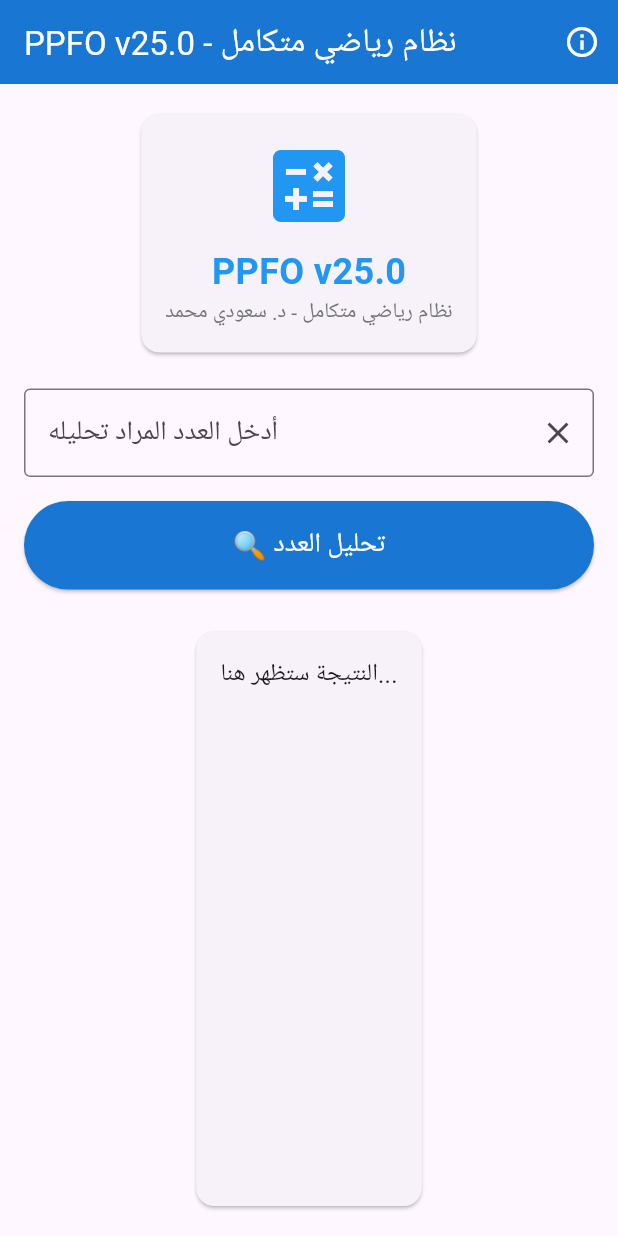
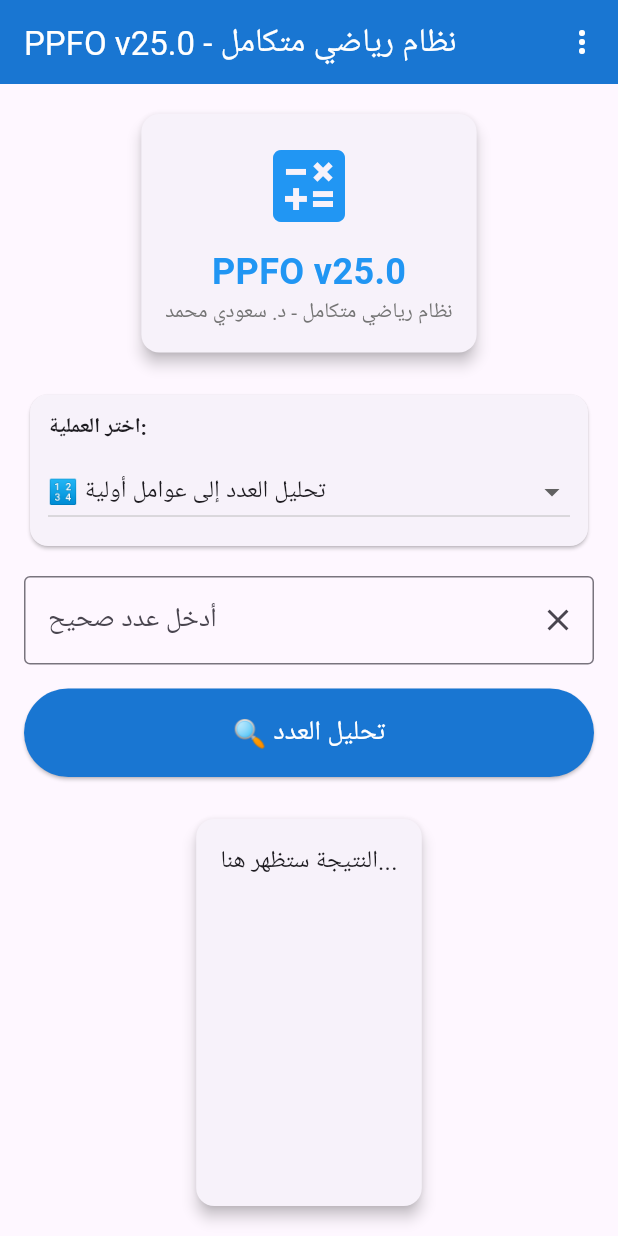
Before and after one commit to setifmohamedsaoudi/Ppfo, a Flutter app: the screen it shows after launch, on a phone screen of 412 x 824 dp. Run offline on Flutter 3.47's test engine with Material 3 defaults, Android fonts, the phone set to English and light mode, and no system bars; Roboto replaces fonts that are missing (Tajawal).

Commit message:
Update home_screen.dart

```diff
--- a/lib/screens/home_screen.dart
+++ b/lib/screens/home_screen.dart
@@ -1,5 +1,5 @@
 import 'package:flutter/material.dart';
-import 'package:ppfo_math_app/services/math_engine.dart';
+import '../services/math_engine.dart';
 
 class HomeScreen extends StatefulWidget {
   const HomeScreen({super.key});
@@ -13,34 +13,86 @@ class _HomeScreenState extends State<HomeScreen> {
   final TextEditingController _numberController = TextEditingController();
   String _result = 'النتيجة ستظهر هنا...';
   bool _isCalculating = false;
+  String _selectedOperation = 'factorize';
 
-  void _analyzeNumber() {
+  void _performCalculation() {
     if (_numberController.text.isEmpty) return;
 
     setState(() {
       _isCalculating = true;
-      _result = 'جاري التحليل...';
+      _result = 'جاري الحساب...';
     });
 
-    // محاكاة عملية حسابية (ستستبدل بالمحرك الحقيقي)
-    Future.delayed(const Duration(milliseconds: 500), () {
-      final number = int.tryParse(_numberController.text) ?? 0;
-      final factors = mathEngine.factorize(number);
-      final isPrime = mathEngine.isPrime(number);
+    Future.delayed(const Duration(milliseconds: 100), () {
+      try {
+        final input = _numberController.text;
+        String result = '';
 
-      setState(() {
-        _isCalculating = false;
-        _result = '''
+        switch (_selectedOperation) {
+          case 'factorize':
+            final number = int.tryParse(input) ?? 0;
+            final factors = mathEngine.factorize(number);
+            final isPrime = mathEngine.isPrime(number);
+            result = '''
 🔢 العدد: $number
 ${isPrime ? '✅ أولي' : '🔸 مركب'}
 
 📊 العوامل الأولية: $factors
 
 🧮 التحليل: ${mathEngine.getFactorizationString(factors)}
+''';
+            break;
 
-تم الحساب بواسطة PPFO v25.0
-        ''';
-      });
+          case 'taylor_exp':
+            final x = double.tryParse(input) ?? 0;
+            final value = mathEngine.taylorExp(x);
+            result = '''
+📈 متسلسلة تايلور لـ e^$x
+القيمة التقريبية: ${value.toStringAsFixed(6)}
+القيمة الحقيقية: ${mathEngine.taylorExp(x, terms: 20).toStringAsFixed(6)}
+''';
+            break;
+
+          case 'taylor_sin':
+            final x = double.tryParse(input) ?? 0;
+            final value = mathEngine.taylorSin(x);
+            result = '''
+📈 متسلسلة تايلور لـ sin($x)
+القيمة التقريبية: ${value.toStringAsFixed(6)}
+''';
+            break;
+
+          case 'fibonacci':
+            final n = int.tryParse(input) ?? 0;
+            final value = mathEngine.fibonacci(n);
+            result = '''
+🧮 متتالية فيبوناتشي
+F($n) = $value
+''';
+            break;
+
+          case 'zeta':
+            final s = double.tryParse(input) ?? 2;
+            final value = mathEngine.zeta(s);
+            result = '''
+🎯 دالة زيتا لريمان
+ζ($s) ≈ ${value.toStringAsFixed(6)}
+''';
+            break;
+        }
+
+        result += '\nتم الحساب بواسطة PPFO v25.0 - د. سعودي محمد';
+
+        setState(() {
+          _isCalculating = false;
+          _result = result;
+        });
+      } catch (e) {
+        setState(() {
+          _isCalculating = false;
+          _result = '❌ خطأ في الحساب: $e';
+        });
+      }
     });
   }
 
@@ -52,9 +104,16 @@ ${isPrime ? '✅ أولي' : '🔸 مركب'}
         backgroundColor: Colors.blue[700],
         foregroundColor: Colors.white,
         actions: [
-          IconButton(
-            icon: const Icon(Icons.info_outline),
-            onPressed: () => Navigator.pushNamed(context, '/about'),
+          PopupMenuButton<String>(
+            onSelected: (value) {
+              // التنقل بين الشاشات
+            },
+            itemBuilder: (BuildContext context) => [
+              const PopupMenuItem<String>(
+                value: 'about',
+                child: Text('عن التطبيق'),
+              ),
+            ],
           ),
         ],
       ),
@@ -64,6 +123,7 @@ ${isPrime ? '✅ أولي' : '🔸 مركب'}
           children: [
             // شعار التطبيق
             Card(
+              elevation: 4,
               child: Padding(
                 padding: const EdgeInsets.all(16.0),
                 child: Column(
@@ -93,12 +153,62 @@ ${isPrime ? '✅ أولي' : '🔸 مركب'}
 
             const SizedBox(height: 20),
 
+            // اختيار العملية
+            Card(
+              child: Padding(
+                padding: const EdgeInsets.all(12.0),
+                child: Column(
+                  crossAxisAlignment: CrossAxisAlignment.start,
+                  children: [
+                    const Text(
+                      'اختر العملية:',
+                      style: TextStyle(fontWeight: FontWeight.bold),
+                    ),
+                    const SizedBox(height: 8),
+                    DropdownButton<String>(
+                      value: _selectedOperation,
+                      isExpanded: true,
+                      items: const [
+                        DropdownMenuItem(
+                          value: 'factorize',
+                          child: Text('🔢 تحليل العدد إلى عوامل أولية'),
+                        ),
+                        DropdownMenuItem(
+                          value: 'taylor_exp',
+                          child: Text('📈 متسلسلة تايلور لـ e^x'),
+                        ),
+                        DropdownMenuItem(
+                          value: 'taylor_sin',
+                          child: Text('📈 متسلسلة تايلور لـ sin(x)'),
+                        ),
+                        DropdownMenuItem(
+                          value: 'fibonacci',
+                          child: Text('🧮 متتالية فيبوناتشي'),
+                        ),
+                        DropdownMenuItem(
+                          value: 'zeta',
+                          child: Text('🎯 دالة زيتا لريمان'),
+                        ),
+                      ],
+                      onChanged: (value) {
+                        setState(() {
+                          _selectedOperation = value!;
+                        });
+                      },
+                    ),
+                  ],
+                ),
+              ),
+            ),
+
+            const SizedBox(height: 16),
+
             // حقل الإدخال
             TextField(
               controller: _numberController,
               keyboardType: TextInputType.number,
               decoration: InputDecoration(
-                labelText: 'أدخل العدد المراد تحليله',
+                labelText: _getInputLabel(),
                 border: const OutlineInputBorder(),
                 suffixIcon: IconButton(
                   icon: const Icon(Icons.clear),
@@ -109,11 +219,11 @@ ${isPrime ? '✅ أولي' : '🔸 مركب'}
 
             const SizedBox(height: 16),
 
-            // زر التحليل
+            // زر الحساب
             SizedBox(
               width: double.infinity,
               child: ElevatedButton(
-                onPressed: _isCalculating ? null : _analyzeNumber,
+                onPressed: _isCalculating ? null : _performCalculation,
                 style: ElevatedButton.styleFrom(
                   backgroundColor: Colors.blue[700],
                   foregroundColor: Colors.white,
@@ -128,9 +238,9 @@ ${isPrime ? '✅ أولي' : '🔸 مركب'}
                           valueColor: AlwaysStoppedAnimation<Color>(Colors.white),
                         ),
                       )
-                    : const Text(
-                        '🔍 تحليل العدد',
-                        style: TextStyle(fontSize: 18),
+                    : Text(
+                        _getButtonText(),
+                        style: const TextStyle(fontSize: 18),
                       ),
               ),
             ),
@@ -140,6 +250,7 @@ ${isPrime ? '✅ أولي' : '🔸 مركب'}
             // عرض النتائج
             Expanded(
               child: Card(
+                elevation: 4,
                 child: Padding(
                   padding: const EdgeInsets.all(16.0),
                   child: SingleChildScrollView(
@@ -159,4 +270,36 @@ ${isPrime ? '✅ أولي' : '🔸 مركب'}
       ),
     );
   }
+
+  String _getInputLabel() {
+    switch (_selectedOperation) {
+      case 'factorize':
+      case 'fibonacci':
+        return 'أدخل عدد صحيح';
+      case 'taylor_exp':
+      case 'taylor_sin':
+        return 'أدخل قيمة x';
+      case 'zeta':
+        return 'أدخل قيمة s';
+      default:
+        return 'أدخل القيمة';
+    }
+  }
+
+  String _getButtonText() {
+    switch (_selectedOperation) {
+      case 'factorize':
+        return '🔍 تحليل العدد';
+      case 'taylor_exp':
+        return '📈 حساب e^x';
+      case 'taylor_sin':
+        return '📈 حساب sin(x)';
+      case 'fibonacci':
+        return '🧮 حساب فيبوناتشي';
+      case 'zeta':
+        return '🎯 حساب دالة زيتا';
+      default:
+        return 'إجراء الحساب';
+    }
+  }
 }
```
